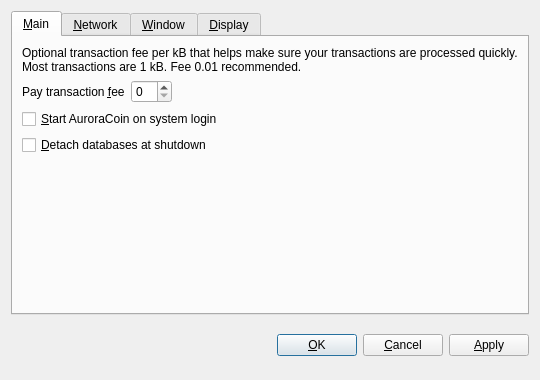
This is src/qt/forms/optionsdialog.ui in baldurodinsson/auroracoin-project as Qt 5 draws it before an edit. The edited form follows.
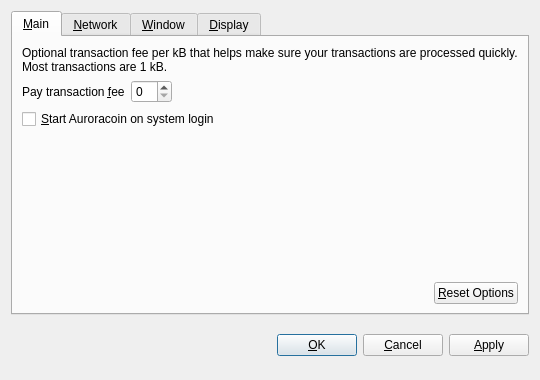
This is the edited form. The open tabs and pages were chosen to show the change. Custom widgets are drawn as their Qt base class.

```diff
--- a/src/qt/forms/optionsdialog.ui
+++ b/src/qt/forms/optionsdialog.ui
@@ -33,7 +33,7 @@
        <item>
         <widget class="QLabel" name="transactionFeeInfoLabel">
          <property name="text">
-          <string>Optional transaction fee per kB that helps make sure your transactions are processed quickly. Most transactions are 1 kB. Fee 0.01 recommended.</string>
+          <string>Optional transaction fee per kB that helps make sure your transactions are processed quickly. Most transactions are 1 kB.</string>
          </property>
          <property name="textFormat">
           <enum>Qt::PlainText</enum>
@@ -82,17 +82,7 @@
           <string>Automatically start AuroraCoin after logging in to the system.</string>
          </property>
          <property name="text">
-          <string>&amp;Start AuroraCoin on system login</string>
-         </property>
-        </widget>
-       </item>
-       <item>
-        <widget class="QCheckBox" name="detachDatabases">
-         <property name="toolTip">
-          <string>Detach block and address databases at shutdown. This means they can be moved to another data directory, but it slows down shutdown. The wallet is always detached.</string>
-         </property>
-         <property name="text">
-          <string>&amp;Detach databases at shutdown</string>
+          <string>&amp;Start Auroracoin on system login</string>
          </property>
         </widget>
        </item>
@@ -109,6 +99,36 @@
          </property>
         </spacer>
        </item>
+       <item>
+        <layout class="QHBoxLayout" name="horizontalLayout_2_Main">
+         <item>
+          <spacer name="horizontalSpacer_2_Main">
+           <property name="orientation">
+            <enum>Qt::Horizontal</enum>
+           </property>
+           <property name="sizeHint" stdset="0">
+            <size>
+             <width>40</width>
+             <height>20</height>
+            </size>
+           </property>
+          </spacer>
+         </item>
+         <item>
+          <widget class="QPushButton" name="resetButton">
+           <property name="toolTip">
+            <string>Reset all client options to default.</string>
+           </property>
+           <property name="text">
+            <string>&amp;Reset Options</string>
+           </property>
+           <property name="autoDefault">
+            <bool>false</bool>
+           </property>
+          </widget>
+         </item>
+        </layout>
+       </item>
       </layout>
      </widget>
      <widget class="QWidget" name="tabNetwork">
```
Left out of the diff: 32 changed lines with no effect on the pictures.
